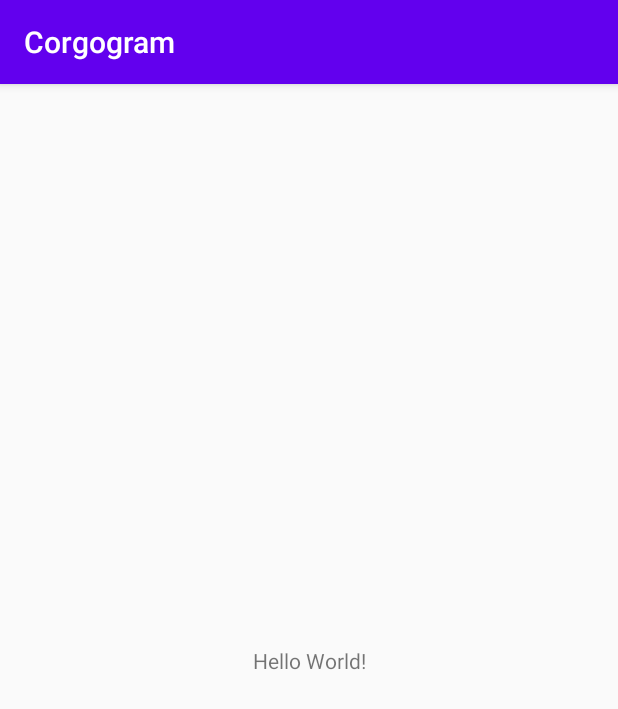
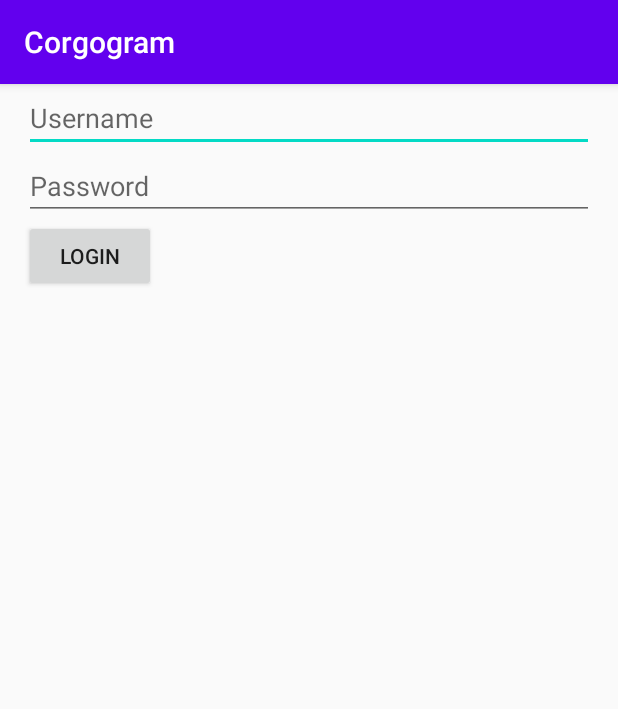
Before and after one commit to jonabantao/corgogram, an Android app: the screen it shows after launch (MainActivity before the commit, LoginActivity after it), on a phone screen of 412 x 824 dp. Shown: the top 709 px of the screen. Run offline under Robolectric (Android 15) with nearby library versions, the phone set to English and light mode, and no system bars; libraries missing offline, so code that uses them is left out: com.parse; 4 statements that could not run were skipped.

```diff
--- a/app/src/main/java/com/example/corgogram/CorgogramApplication.kt
+++ b/app/src/main/java/com/abantaoj/corgogram/CorgogramApplication.kt
@@ -1,6 +1,7 @@
 package com.abantaoj.corgogram
 
 import android.app.Application
+import com.abantaoj.corgogram.models.Post
 import com.parse.Parse
 import com.parse.ParseObject
 import okhttp3.OkHttpClient
@@ -10,6 +11,7 @@ class CorgogramApplication: Application() {
     override fun onCreate() {
         super.onCreate()
 
+        ParseObject.registerSubclass(Post::class.java)
         Parse.setLogLevel(Parse.LOG_LEVEL_DEBUG)
 
         val builder = OkHttpClient.Builder()
@@ -25,9 +27,5 @@ class CorgogramApplication: Application() {
             .server(BuildConfig.SERVER_URL)
             .build()
         )
-
-        val testObject = ParseObject("TestObject")
-        testObject.put("foo", "bar")
-        testObject.saveInBackground()
     }
 }
--- /dev/null
+++ b/app/src/main/java/com/abantaoj/corgogram/ui/login/LoginActivity.kt
@@ -0,0 +1,68 @@
+package com.abantaoj.corgogram.ui.login
+
+import android.content.Intent
+import androidx.appcompat.app.AppCompatActivity
+import android.os.Bundle
+import android.view.View
+import android.widget.Button
+import android.widget.EditText
+import android.widget.Toast
+import com.abantaoj.corgogram.R
+import com.abantaoj.corgogram.ui.feed.FeedActivity
+import com.parse.LogInCallback
+import com.parse.ParseUser
+import com.parse.SignUpCallback
+
+class LoginActivity : AppCompatActivity() {
+
+    lateinit var editTextUsername: EditText
+    lateinit var editTextPassword: EditText
+    lateinit var buttonLogin: Button
+
+    override fun onCreate(savedInstanceState: Bundle?) {
+        super.onCreate(savedInstanceState)
+
+        if (ParseUser.getCurrentUser() != null) {
+            navigateToFeedActivity()
+            return
+        }
+
+        setContentView(R.layout.activity_login)
+
+        editTextUsername = findViewById(R.id.editTextUsername)
+        editTextPassword = findViewById(R.id.editTextPassword)
+        buttonLogin = findViewById(R.id.buttonLogin)
+
+        buttonLogin.setOnClickListener {
+            val username = editTextUsername.text.toString()
+            val password = editTextPassword.text.toString()
+            login(username, password)
+        }
+    }
+
+    private fun login(username: String, password: String) {
+        val user = ParseUser()
+        user.setPassword(password)
+        user.username = username
+
+        user.signUpInBackground(SignUpCallback { e ->
+            if (e == null) {
+                navigateToFeedActivity()
+            }
+        })
+
+//        ParseUser.logInInBackground(username, password, LogInCallback { _, e ->
+//            if (e != null) {
+//
+//                Toast.makeText(this, "Login Failed!", Toast.LENGTH_SHORT).show()
+//                return@LogInCallback
+//            }
+//
+//            navigateToFeedActivity()
+//        })
+    }
+
+    private fun navigateToFeedActivity() {
+        startActivity(Intent(this, FeedActivity::class.java))
+    }
+}
--- a/app/src/main/java/com/example/corgogram/MainActivity.kt
+++ /dev/null
@@ -1,11 +0,0 @@
-package com.abantaoj.corgogram
-
-import androidx.appcompat.app.AppCompatActivity
-import android.os.Bundle
-
-class MainActivity : AppCompatActivity() {
-    override fun onCreate(savedInstanceState: Bundle?) {
-        super.onCreate(savedInstanceState)
-        setContentView(R.layout.activity_main)
-    }
-}
--- /dev/null
+++ b/app/src/main/res/layout/activity_login.xml
@@ -0,0 +1,37 @@
+<?xml version="1.0" encoding="utf-8"?>
+<LinearLayout xmlns:android="http://schemas.android.com/apk/res/android"
+    xmlns:app="http://schemas.android.com/apk/res-auto"
+    xmlns:tools="http://schemas.android.com/tools"
+    android:layout_width="match_parent"
+    android:layout_height="match_parent"
+    android:orientation="vertical"
+    tools:context=".ui.login.LoginActivity">
+
+    <EditText
+        android:id="@+id/editTextUsername"
+        android:layout_width="match_parent"
+        android:layout_height="wrap_content"
+        android:layout_marginStart="16dp"
+        android:layout_marginEnd="16dp"
+        android:ems="10"
+        android:hint="@string/username_hint"
+        android:inputType="textPersonName" />
+
+    <EditText
+        android:id="@+id/editTextPassword"
+        android:layout_width="match_parent"
+        android:layout_height="wrap_content"
+        android:layout_marginStart="16dp"
+        android:layout_marginEnd="16dp"
+        android:ems="10"
+        android:hint="@string/password_hint"
+        android:inputType="textPassword" />
+
+    <Button
+        android:id="@+id/buttonLogin"
+        android:layout_width="wrap_content"
+        android:layout_height="wrap_content"
+        android:layout_marginStart="16dp"
+        android:text="@string/login_button" />
+
+</LinearLayout>
--- a/app/src/main/res/layout/activity_main.xml
+++ /dev/null
@@ -1,18 +0,0 @@
-<?xml version="1.0" encoding="utf-8"?>
-<androidx.constraintlayout.widget.ConstraintLayout xmlns:android="http://schemas.android.com/apk/res/android"
-    xmlns:app="http://schemas.android.com/apk/res-auto"
-    xmlns:tools="http://schemas.android.com/tools"
-    android:layout_width="match_parent"
-    android:layout_height="match_parent"
-    tools:context=".MainActivity">
-
-    <TextView
-        android:layout_width="wrap_content"
-        android:layout_height="wrap_content"
-        android:text="Hello World!"
-        app:layout_constraintBottom_toBottomOf="parent"
-        app:layout_constraintLeft_toLeftOf="parent"
-        app:layout_constraintRight_toRightOf="parent"
-        app:layout_constraintTop_toTopOf="parent" />
-
-</androidx.constraintlayout.widget.ConstraintLayout>
--- a/app/src/main/res/values/strings.xml
+++ b/app/src/main/res/values/strings.xml
@@ -1,3 +1,6 @@
 <resources>
     <string name="app_name">Corgogram</string>
+    <string name="username_hint">Username</string>
+    <string name="password_hint">Password</string>
+    <string name="login_button">Login</string>
 </resources>
```
Also changed, not shown: app/src/main/AndroidManifest.xml (+14 -2 lines), app/src/main/java/com/abantaoj/corgogram/models/Post.kt (added, +39 -0 lines), app/src/main/java/com/abantaoj/corgogram/ui/compose/ComposeActivity.kt (added, +119 -0 lines), app/src/main/java/com/abantaoj/corgogram/ui/feed/FeedActivity.kt (added, +27 -0 lines), app/src/main/res/layout/activity_compose.xml (added, +35 -0 lines), app/src/main/res/layout/activity_feed.xml (added, +15 -0 lines), app/src/main/res/xml/fileprovider.xml (added, +10 -0 lines), 4 other files.
